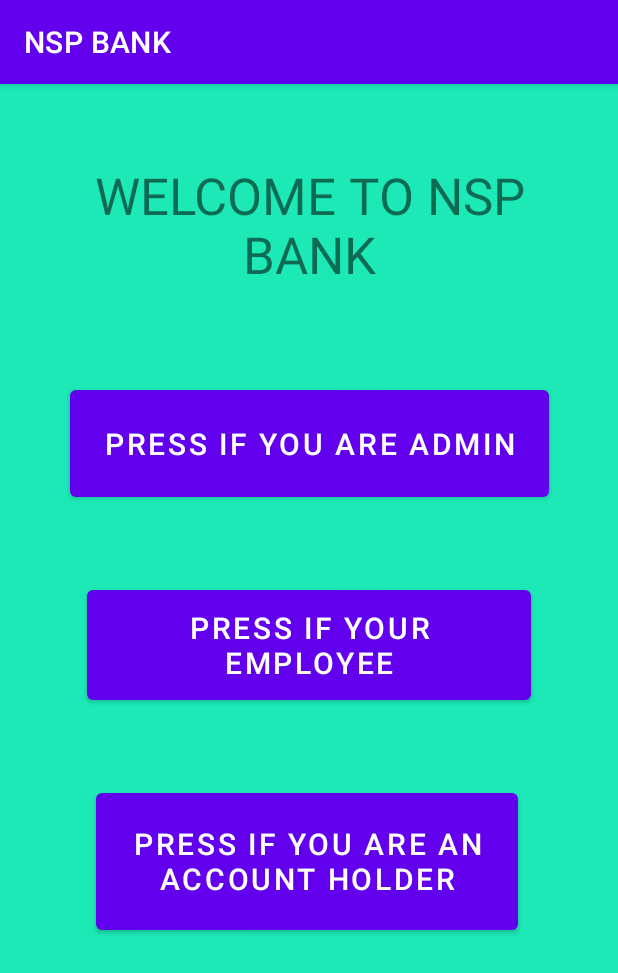
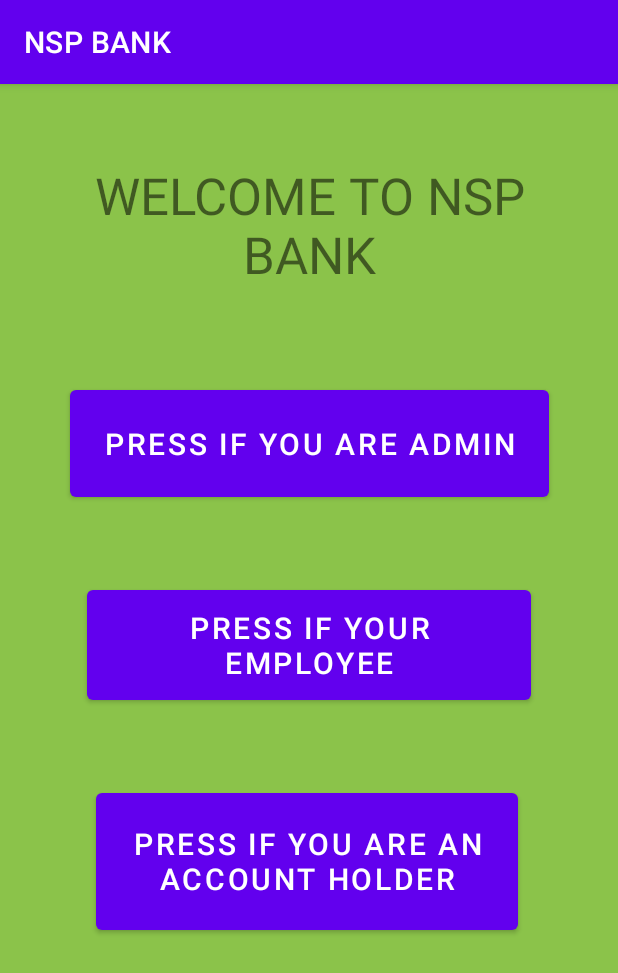
Before and after one commit to Shreygupta2002/NSP_BANK, an Android app: the screen it shows after launch (MainActivity), on a phone screen of 412 x 824 dp. Shown: the top 973 px of the screen. Run offline under Robolectric (Android 15) with nearby library versions, the phone set to English and light mode, and no system bars.

Commit message:
Colour Changed

```diff
--- a/app/src/main/res/layout/activity_main.xml
+++ b/app/src/main/res/layout/activity_main.xml
@@ -4,7 +4,7 @@
     xmlns:tools="http://schemas.android.com/tools"
     android:layout_width="match_parent"
     android:layout_height="match_parent"
-    android:background="#1DE9B6"
+    android:background="#8BC34A"
     tools:context=".MainActivity">
 
     <TextView
```
